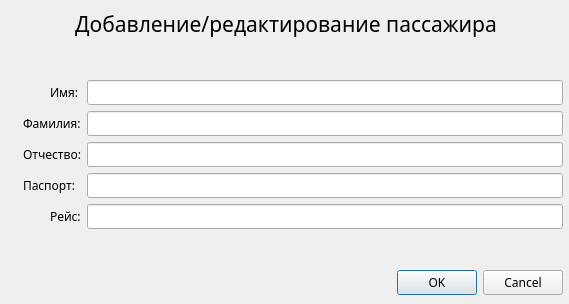
This is dialog_addpassenger.ui in zloysergunya/IS_Airport as Qt 5 draws it before an edit. The edited form follows.
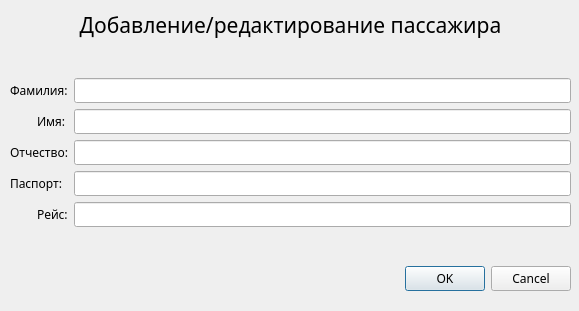
This is the edited form.

What changed in the file:
```diff
--- a/dialog_addpassenger.ui
+++ b/dialog_addpassenger.ui
@@ -6,8 +6,8 @@
    <rect>
     <x>0</x>
     <y>0</y>
-    <width>569</width>
-    <height>304</height>
+    <width>579</width>
+    <height>311</height>
    </rect>
   </property>
   <property name="font">
@@ -18,43 +18,33 @@
   <property name="windowTitle">
    <string>Dialog</string>
   </property>
-  <widget class="QWidget" name="layoutWidget">
+  <widget class="QWidget" name="">
    <property name="geometry">
     <rect>
-     <x>9</x>
-     <y>9</y>
-     <width>554</width>
-     <height>286</height>
+     <x>10</x>
+     <y>10</y>
+     <width>561</width>
+     <height>281</height>
     </rect>
    </property>
    <layout class="QGridLayout" name="gridLayout">
-    <item row="4" column="3">
-     <widget class="QLineEdit" name="edit_middleName"/>
-    </item>
-    <item row="2" column="3">
-     <widget class="QLineEdit" name="edit_firstName"/>
-    </item>
-    <item row="5" column="1" rowspan="2" colspan="2">
-     <widget class="QLabel" name="passport">
-      <property name="text">
-       <string>Паспорт:</string>
+    <item row="0" column="0" colspan="3">
+     <widget class="QLabel" name="mainLabel">
+      <property name="font">
+       <font>
+        <family>Mongolian Baiti</family>
+        <pointsize>16</pointsize>
+       </font>
       </property>
-     </widget>
-    </item>
-    <item row="5" column="3" rowspan="2">
-     <widget class="QLineEdit" name="edit_passport"/>
-    </item>
-    <item row="3" column="3">
-     <widget class="QLineEdit" name="edit_secondName"/>
-    </item>
-    <item row="7" column="2">
-     <widget class="QLabel" name="flight">
       <property name="text">
-       <string>Рейс:</string>
+       <string>Добавление/редактирование пассажира</string>
       </property>
+      <property name="alignment">
+       <set>Qt::AlignCenter</set>
+      </property>
      </widget>
     </item>
-    <item row="1" column="0" colspan="4">
+    <item row="1" column="0" colspan="3">
      <spacer name="verticalSpacer">
       <property name="orientation">
        <enum>Qt::Vertical</enum>
@@ -67,28 +57,47 @@
       </property>
      </spacer>
     </item>
+    <item row="2" column="0" colspan="2">
+     <widget class="QLabel" name="secondName">
+      <property name="text">
+       <string>Фамилия:</string>
+      </property>
+     </widget>
+    </item>
     <item row="2" column="2">
+     <widget class="QLineEdit" name="edit_secondName"/>
+    </item>
+    <item row="3" column="1">
      <widget class="QLabel" name="firstName">
       <property name="text">
        <string>Имя:</string>
       </property>
      </widget>
     </item>
-    <item row="9" column="3">
-     <widget class="QDialogButtonBox" name="buttonBox">
-      <property name="standardButtons">
-       <set>QDialogButtonBox::Cancel|QDialogButtonBox::Ok</set>
-      </property>
-     </widget>
+    <item row="3" column="2">
+     <widget class="QLineEdit" name="edit_firstName"/>
     </item>
-    <item row="4" column="1" colspan="2">
+    <item row="4" column="0" colspan="2">
      <widget class="QLabel" name="middleName">
       <property name="text">
        <string>Отчество:</string>
       </property>
      </widget>
     </item>
-    <item row="7" column="0">
+    <item row="4" column="2">
+     <widget class="QLineEdit" name="edit_middleName"/>
+    </item>
+    <item row="5" column="0" colspan="2">
+     <widget class="QLabel" name="passport">
+      <property name="text">
+       <string>Паспорт:</string>
+      </property>
+     </widget>
+    </item>
+    <item row="5" column="2">
+     <widget class="QLineEdit" name="edit_passport"/>
+    </item>
+    <item row="6" column="0">
      <widget class="QLabel" name="labelError">
       <property name="font">
        <font>
@@ -106,10 +115,17 @@
       </property>
      </widget>
     </item>
-    <item row="7" column="3">
+    <item row="6" column="1">
+     <widget class="QLabel" name="flight">
+      <property name="text">
+       <string>Рейс:</string>
+      </property>
+     </widget>
+    </item>
+    <item row="6" column="2">
      <widget class="QLineEdit" name="edit_flight"/>
     </item>
-    <item row="8" column="0" colspan="2">
+    <item row="7" column="0">
      <spacer name="verticalSpacer_2">
       <property name="orientation">
        <enum>Qt::Vertical</enum>
@@ -122,26 +138,10 @@
       </property>
      </spacer>
     </item>
-    <item row="3" column="1" colspan="2">
-     <widget class="QLabel" name="secondName">
-      <property name="text">
-       <string>Фамилия:</string>
-      </property>
-     </widget>
-    </item>
-    <item row="0" column="0" colspan="4">
-     <widget class="QLabel" name="mainLabel">
-      <property name="font">
-       <font>
-        <family>Mongolian Baiti</family>
-        <pointsize>16</pointsize>
-       </font>
-      </property>
-      <property name="text">
-       <string>Добавление/редактирование пассажира</string>
-      </property>
-      <property name="alignment">
-       <set>Qt::AlignCenter</set>
+    <item row="8" column="2">
+     <widget class="QDialogButtonBox" name="buttonBox">
+      <property name="standardButtons">
+       <set>QDialogButtonBox::Cancel|QDialogButtonBox::Ok</set>
       </property>
      </widget>
     </item>
```
Left out of the diff: 8 changed lines with no effect on the pictures.
